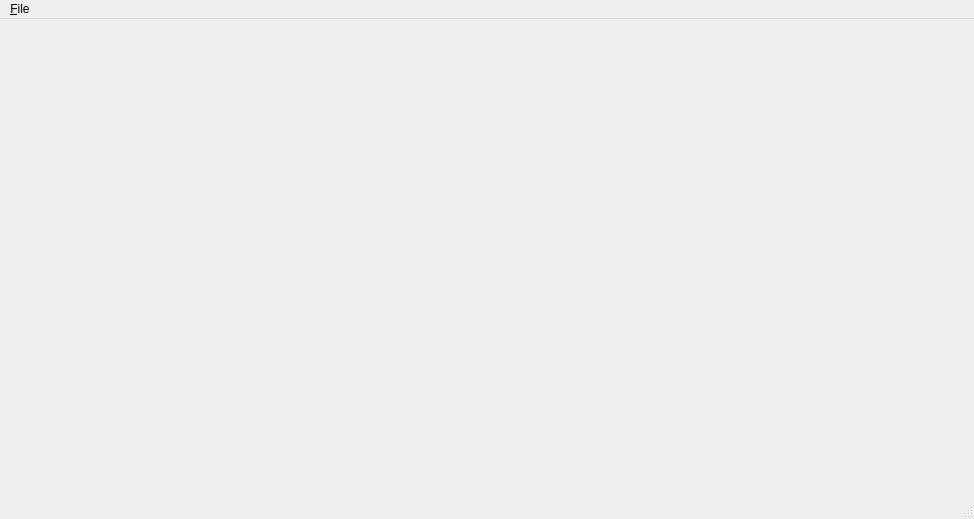
The window that trunk/maker/src/mainwindow.ui (develer-staff/rooms) describes before a commit, drawn with Qt 5.
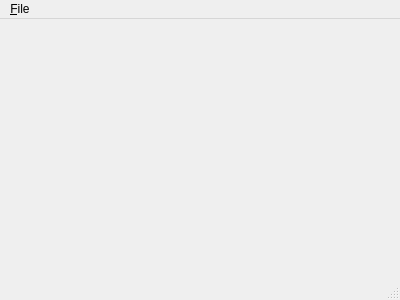
The same window after the commit.

Commit message: changing mainwindow size

```diff
--- a/trunk/maker/src/mainwindow.ui
+++ b/trunk/maker/src/mainwindow.ui
@@ -6,8 +6,8 @@
    <rect>
     <x>0</x>
     <y>0</y>
-    <width>974</width>
-    <height>519</height>
+    <width>400</width>
+    <height>300</height>
    </rect>
   </property>
   <property name="windowTitle">
@@ -32,7 +32,7 @@
     <rect>
      <x>0</x>
      <y>0</y>
-     <width>974</width>
+     <width>400</width>
      <height>21</height>
     </rect>
    </property>
```
